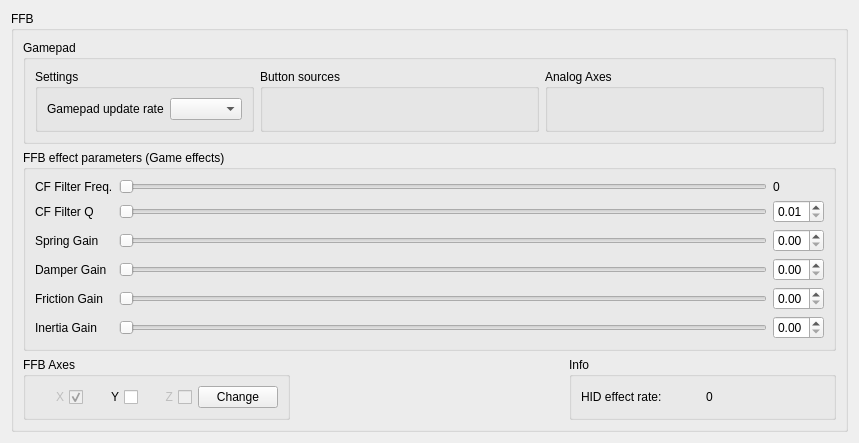
Ultrawipf/OpenFFBoard-configurator, file res/ffbclass.ui: the form before one commit.
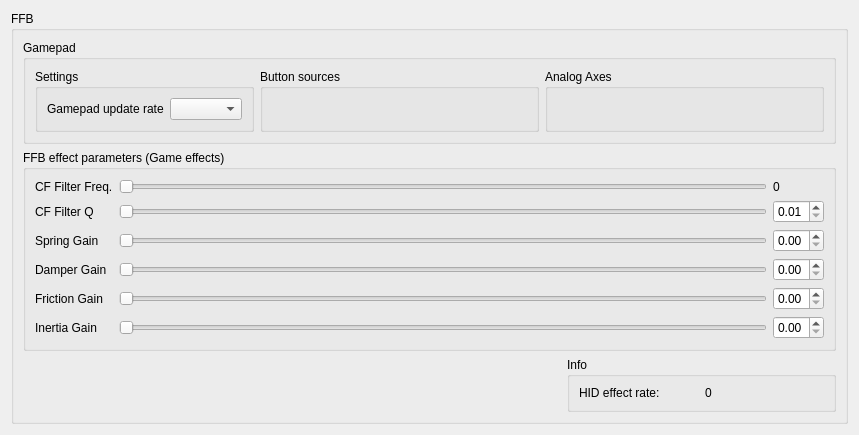
The form after the commit.

Commit message: Removed axis selector. Added second ffb mainclass

```diff
--- a/res/ffbclass.ui
+++ b/res/ffbclass.ui
@@ -109,92 +109,6 @@
         </layout>
        </widget>
       </item>
-      <item row="2" column="1">
-       <spacer name="horizontalSpacer_3">
-        <property name="orientation">
-         <enum>Qt::Horizontal</enum>
-        </property>
-        <property name="sizeType">
-         <enum>QSizePolicy::MinimumExpanding</enum>
-        </property>
-        <property name="sizeHint" stdset="0">
-         <size>
-          <width>40</width>
-          <height>20</height>
-         </size>
-        </property>
-       </spacer>
-      </item>
-      <item row="2" column="0">
-       <widget class="QGroupBox" name="groupBox_2">
-        <property name="sizePolicy">
-         <sizepolicy hsizetype="Minimum" vsizetype="Minimum">
-          <horstretch>0</horstretch>
-          <verstretch>0</verstretch>
-         </sizepolicy>
-        </property>
-        <property name="title">
-         <string>FFB Axes</string>
-        </property>
-        <layout class="QHBoxLayout" name="horizontalLayout_2">
-         <item>
-          <widget class="QCheckBox" name="checkBox_axisX">
-           <property name="enabled">
-            <bool>false</bool>
-           </property>
-           <property name="toolTip">
-            <string>X axis always enabled</string>
-           </property>
-           <property name="layoutDirection">
-            <enum>Qt::RightToLeft</enum>
-           </property>
-           <property name="text">
-            <string>X</string>
-           </property>
-           <property name="checkable">
-            <bool>true</bool>
-           </property>
-           <property name="checked">
-            <bool>true</bool>
-           </property>
-          </widget>
-         </item>
-         <item>
-          <widget class="QCheckBox" name="checkBox_axisY">
-           <property name="layoutDirection">
-            <enum>Qt::RightToLeft</enum>
-           </property>
-           <property name="text">
-            <string>Y</string>
-           </property>
-          </widget>
-         </item>
-         <item>
-          <widget class="QCheckBox" name="checkBox_axisZ">
-           <property name="enabled">
-            <bool>false</bool>
-           </property>
-           <property name="toolTip">
-            <string>Z Axis not yet implemented</string>
-           </property>
-           <property name="layoutDirection">
-            <enum>Qt::RightToLeft</enum>
-           </property>
-           <property name="text">
-            <string>Z</string>
-           </property>
-          </widget>
-         </item>
-         <item>
-          <widget class="QPushButton" name="pushButton_changeAxes">
-           <property name="text">
-            <string>Change</string>
-           </property>
-          </widget>
-         </item>
-        </layout>
-       </widget>
-      </item>
       <item row="2" column="2">
        <widget class="QGroupBox" name="groupBox_4">
         <property name="sizePolicy">
@@ -500,6 +414,22 @@
         </layout>
        </widget>
       </item>
+      <item row="2" column="0" colspan="2">
+       <spacer name="horizontalSpacer_3">
+        <property name="orientation">
+         <enum>Qt::Horizontal</enum>
+        </property>
+        <property name="sizeType">
+         <enum>QSizePolicy::MinimumExpanding</enum>
+        </property>
+        <property name="sizeHint" stdset="0">
+         <size>
+          <width>40</width>
+          <height>20</height>
+         </size>
+        </property>
+       </spacer>
+      </item>
      </layout>
     </widget>
    </item>
```
The commit also changes 2 other files.
